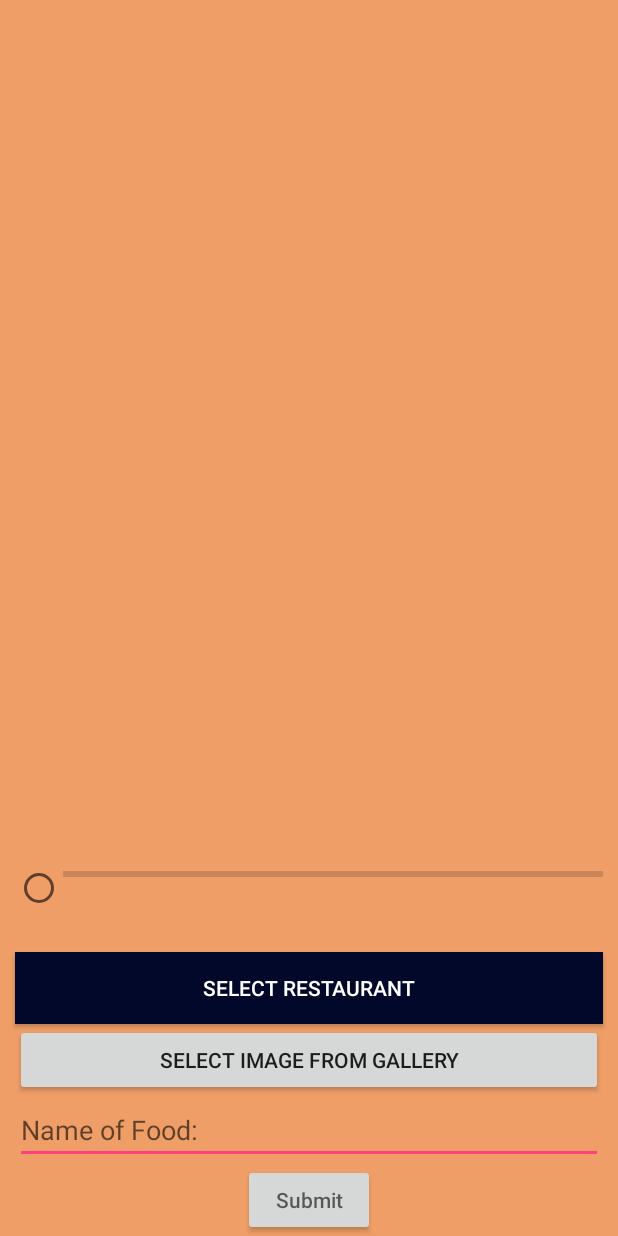
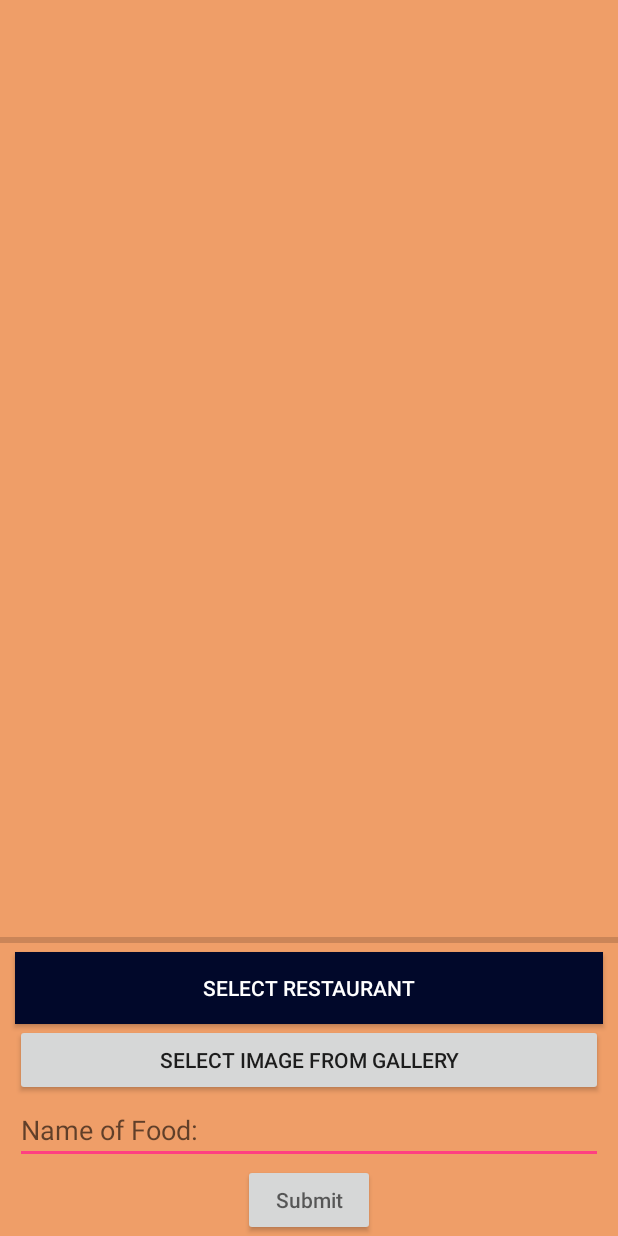
Before and after one commit to NightRaver/foond, an Android app: the Upload screen opened directly, with no data from a screen before it, on a phone screen of 412 x 824 dp. Run offline under Robolectric (Android 15) with nearby library versions, the phone set to English and light mode, and no system bars; libraries missing offline, so code that uses them is left out: com.amazonaws.auth, com.amazonaws.mobileconnectors, com.amazonaws.regions, com.amazonaws.services, com.firebase.client; pictures from the network do not load; 1 statement that could not run was skipped.

Commit message:
Included a progress bar

```diff
--- a/app/src/main/java/tanagent/brian/com/foond/Upload.java
+++ b/app/src/main/java/tanagent/brian/com/foond/Upload.java
@@ -56,6 +56,7 @@ public class Upload extends Activity{
     private static final String TAG = "Upload";
     private ImageView foodImage;
     private Button submitButton, selectImageButton, selectRestaurant;
+    private ProgressBar progressBar;
     private Firebase firebase;
     private File imageFile;
 
@@ -109,7 +110,7 @@ public class Upload extends Activity{
 
 
                 } else {
-                    AsyncTask<Void, Void, Void> task = new AsyncTask<Void, Void, Void>() {
+                    AsyncTask<Void, Integer, Void> task = new AsyncTask<Void, Integer, Void>() {
 
                         @Override
                         protected Void doInBackground(Void... params) {
@@ -133,15 +134,17 @@ public class Upload extends Activity{
                             Log.i("imageFile", imageFile.toString());
 
                             observer = transferUtility.upload(
-                                    "foond",     /* The bucket to upload to */
-                                    imageFile.getName(),    /* The key for the uploaded object */
-                                    imageFile        /* The file where the data to upload exists */
+                                    Constants.BUCKET_NAME,     /* The bucket to upload to */
+                                    imageFile.getName(),       /* The key for the uploaded object */
+                                    imageFile                  /* The file where the data to upload exists */
                             );
 
                             Log.i("observer", observer.getAbsoluteFilePath());
                             Log.i("observer", observer.toString());
                             Log.i("observer", observer.getState().toString());
                             Log.i("observer", String.valueOf(observer.getBytesTransferred()));
+
+                            progressBar = (ProgressBar) findViewById(R.id.progressBar1);
 
                             observer.setTransferListener(new TransferListener() {
                                 @Override
@@ -154,9 +157,12 @@ public class Upload extends Activity{
 
                                 @Override
                                 public void onProgressChanged(int id, long bytesCurrent, long bytesTotal) {
+                                    progressBar.setMax((int) bytesTotal);
                                     Log.i("id", String.valueOf(id));
                                     Log.i("bytesCurrent", String.valueOf(bytesCurrent));
                                     Log.i("bytesTotal", String.valueOf(bytesTotal));
+                                    Integer current = new Integer((int) bytesCurrent);
+                                    publishProgress(current);
                                 }
 
                                 @Override
@@ -169,6 +175,13 @@ public class Upload extends Activity{
                             Log.i("observer", String.valueOf(observer.getBytesTransferred()));
 
                             return null;
+                        }
+
+                        @Override
+                        protected void onProgressUpdate(Integer... values) {
+//                            super.onProgressUpdate(values);
+                            int progress = values[0];
+                            progressBar.setProgress(progress);
                         }
                     };
                     task.execute();
@@ -184,11 +197,10 @@ public class Upload extends Activity{
             Uri selectedImage = data.getData();
             foodImage.setImageURI(selectedImage);
 
-
             Drawable mDrawable = foodImage.getDrawable();
             Bitmap mBitmap = drawableToBitmap(mDrawable);
 
-            imageFile = new File(getFilesDir(), "asdf.jpg");
+            imageFile = new File(getFilesDir(), "example" + ".jpg");
             if(imageFile.exists())
                 imageFile.delete();
             try {
--- a/app/src/main/res/layout/upload.xml
+++ b/app/src/main/res/layout/upload.xml
@@ -19,63 +19,12 @@
 
     </RelativeLayout>
 
-
-    <RelativeLayout xmlns:android="http://schemas.android.com/apk/res/android"
+    <ProgressBar
+        android:id="@+id/progressBar1"
+        style="?android:attr/progressBarStyleHorizontal"
         android:layout_width="match_parent"
         android:layout_height="wrap_content"
-        android:descendantFocusability="blocksDescendants"
-        android:paddingBottom="5dp"
-        android:paddingLeft="10dp"
-        android:paddingRight="10dp"
-        android:paddingTop="5dp" >
-
-        <!-- This radio button is set to clickable:false so that the onclick listener of the entire row
-        will be called -->
-        <RadioButton
-            android:id="@+id/radioButton1"
-            android:layout_width="wrap_content"
-            android:layout_height="wrap_content"
-            android:layout_alignParentLeft="true"
-            android:layout_centerVertical="true"
-            android:clickable="false" />
-
-        <TextView
-            android:id="@+id/textFileName"
-            android:layout_width="match_parent"
-            android:layout_height="wrap_content"
-            android:layout_alignParentTop="true"
-            android:layout_toRightOf="@id/radioButton1" />
-
-        <ProgressBar
-            android:id="@+id/progressBar1"
-            style="?android:attr/progressBarStyleHorizontal"
-            android:layout_width="match_parent"
-            android:layout_height="wrap_content"
-            android:layout_below="@id/textFileName"
-            android:layout_toRightOf="@id/radioButton1" />
-
-        <TextView
-            android:id="@+id/textBytes"
-            android:layout_width="wrap_content"
-            android:layout_height="wrap_content"
-            android:layout_below="@id/progressBar1"
-            android:layout_toRightOf="@id/radioButton1" />
-
-        <TextView
-            android:id="@+id/textState"
-            android:layout_width="wrap_content"
-            android:layout_height="wrap_content"
-            android:layout_alignParentRight="true"
-            android:layout_below="@id/progressBar1" />
-
-        <TextView
-            android:id="@+id/textPercentage"
-            android:layout_width="wrap_content"
-            android:layout_height="wrap_content"
-            android:layout_alignLeft="@id/textBytes"
-            android:layout_below="@id/textBytes" />
-
-    </RelativeLayout>
+        android:layout_below="@id/textFileName"/>
 
     <Button
         android:id="@+id/yelp_restaurants_btn"
```
Also changed, not shown: 1 other file.
